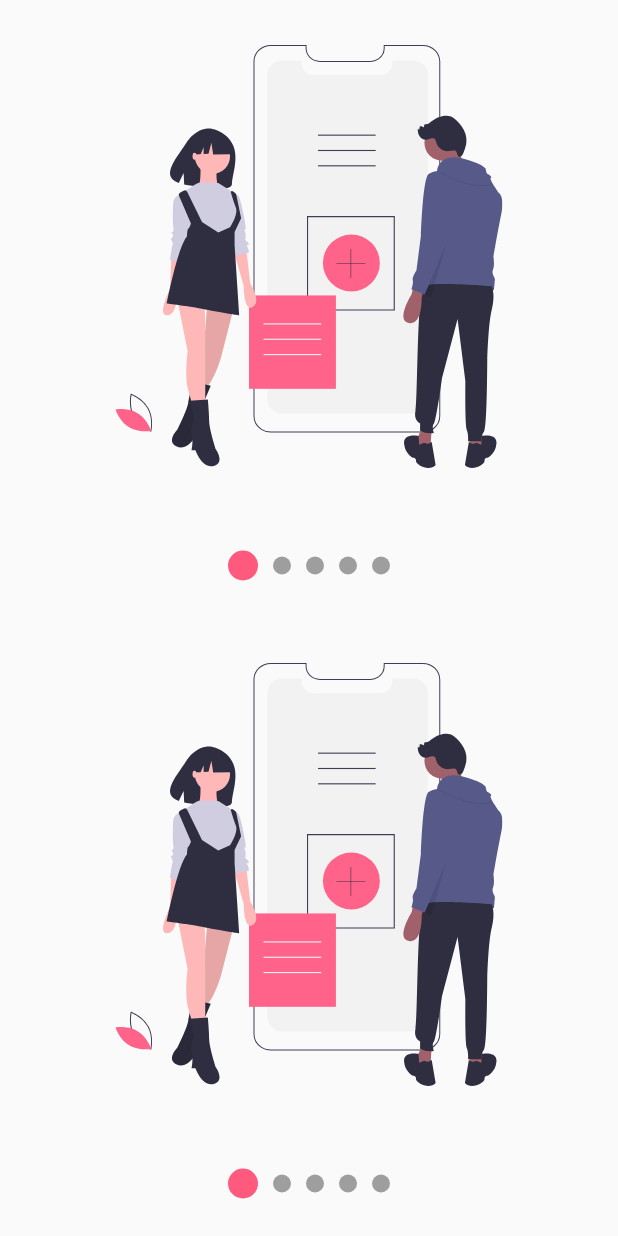
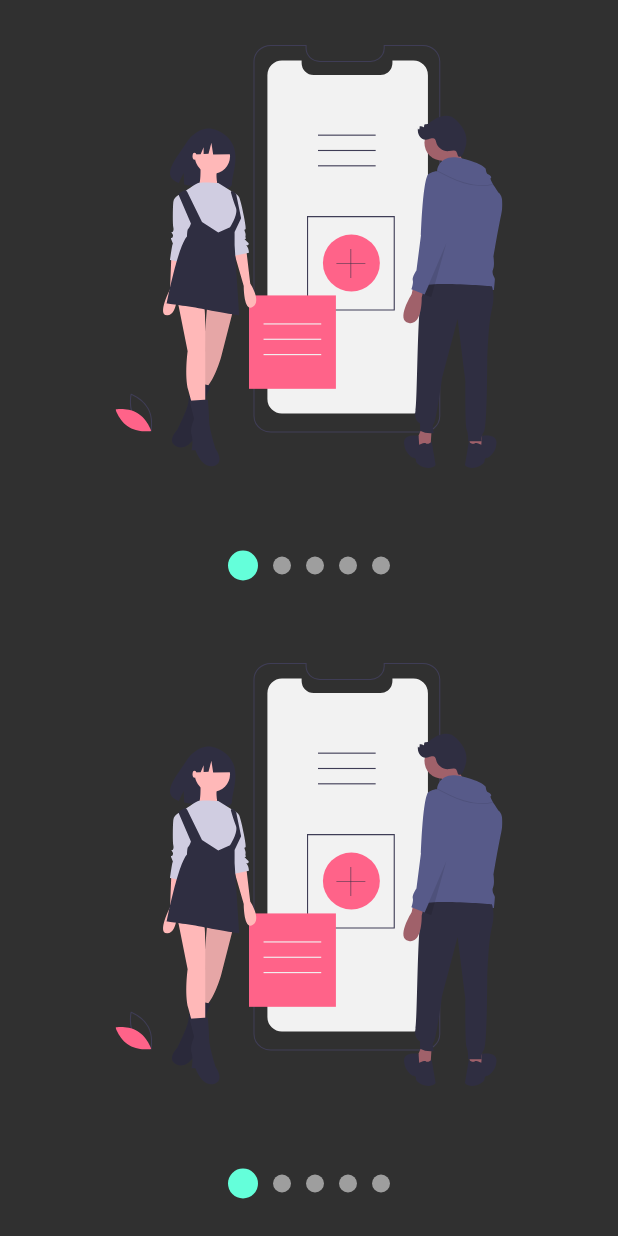
Before and after one commit to michaelrondon27/curso_flutter_ui, a Flutter app: the screen it shows after launch, after a tap on "Slideshow", on a phone screen of 412 x 824 dp. Run offline on Flutter 3.47's test engine with Material 2 defaults, Android fonts, the phone set to English and light mode, and no system bars; our stand-ins replace animate_do, flutter_svg, font_awesome_flutter.

Commit message:
135. Usando colores del tema seleccionado

```diff
--- a/temas/lib/main.dart
+++ b/temas/lib/main.dart
@@ -7,7 +7,7 @@ import 'src/theme/theme.dart';
 
 void main() => runApp(
   ChangeNotifierProvider(
-    create: (_) => new ThemeChanger( 3 ),
+    create: (_) => new ThemeChanger( 2 ),
     child: MyApp()
   )
 );
--- a/temas/lib/src/pages/launcher_page.dart
+++ b/temas/lib/src/pages/launcher_page.dart
@@ -28,16 +28,18 @@ class _ListaOpciones extends StatelessWidget {
   @override
   Widget build(BuildContext context) {
 
+    final appTheme = Provider.of<ThemeChanger>(context).currentTheme;
+
     return ListView.separated(
       physics: BouncingScrollPhysics(),
       separatorBuilder: ( context, i ) => Divider(
-        color: Colors.blue,
+        color: appTheme.primaryColorLight,
       ),
       itemCount: pageRoutes.length,
       itemBuilder: (context, i) => ListTile(
-        leading: FaIcon( pageRoutes[i].icon, color: Colors.blue ),
+        leading: FaIcon( pageRoutes[i].icon, color: appTheme.accentColor ),
         title: Text(pageRoutes[i].titulo),
-        trailing: Icon( Icons.chevron_right, color: Colors.blue ),
+        trailing: Icon( Icons.chevron_right, color: appTheme.accentColor ),
         onTap: () {
           Navigator.push(context, MaterialPageRoute(builder: (context) => pageRoutes[i].page ));
         },
@@ -54,6 +56,7 @@ class _MenuPrincipal extends StatelessWidget {
   Widget build(BuildContext context) {
 
     final appTheme = Provider.of<ThemeChanger>(context);
+    final accentColor = appTheme.currentTheme.accentColor;
 
     return Drawer(
       child: Container(
@@ -64,7 +67,7 @@ class _MenuPrincipal extends StatelessWidget {
                 width: double.infinity,
                 height: 200,
                 child: CircleAvatar(
-                  backgroundColor: Colors.blue,
+                  backgroundColor: accentColor,
                   child: Text('MR', style: TextStyle( fontSize: 50 ) ),
                 ),
               ),
@@ -73,11 +76,11 @@ class _MenuPrincipal extends StatelessWidget {
               child: _ListaOpciones()
             ),
             ListTile(
-              leading: Icon( Icons.lightbulb_outline, color: Colors.blue ),
+              leading: Icon( Icons.lightbulb_outline, color: accentColor ),
               title: Text('Dark Mode'),
               trailing: Switch.adaptive(
                 value: appTheme.darkTheme,
-                activeColor: Colors.blue,
+                activeColor: accentColor,
                 onChanged: ( value ) => appTheme.darkTheme = value
               ),
             ),
@@ -87,11 +90,11 @@ class _MenuPrincipal extends StatelessWidget {
               left: false,
               right: false,
               child: ListTile(
-                leading: Icon( Icons.add_to_home_screen, color: Colors.blue ),
+                leading: Icon( Icons.add_to_home_screen, color: accentColor ),
                 title: Text('Custom Theme'),
                 trailing: Switch.adaptive(
                   value: appTheme.customTheme,
-                  activeColor: Colors.blue,
+                  activeColor: accentColor,
                   onChanged: ( value ) => appTheme.customTheme = value
                 ),
               ),
--- a/temas/lib/src/pages/slideshow_page.dart
+++ b/temas/lib/src/pages/slideshow_page.dart
@@ -1,7 +1,9 @@
 import 'package:flutter/material.dart';
 
 import 'package:flutter_svg/svg.dart';
+import 'package:provider/provider.dart';
 
+import '../theme/theme.dart';
 import '../widgets/slideshow.dart';
 
 class SlideshowPage extends StatelessWidget {
@@ -27,9 +29,12 @@ class MiSlideshow extends StatelessWidget {
   @override
   Widget build(BuildContext context) {
 
+    final appTheme = Provider.of<ThemeChanger>(context);
+    final accentColor = appTheme.currentTheme.accentColor;
+
     return Slideshow(
       // puntosArriba: true,
-      colorPrimario: Color(0xffFF5A7E),
+      colorPrimario: (appTheme.darkTheme) ? accentColor : Color(0xffFF5A7E),
       // colorSecundario: Colors.purple,
       bulletPrimario: 20,
       bulletSecundario: 12,
```
Also changed, not shown: 1 other file.
